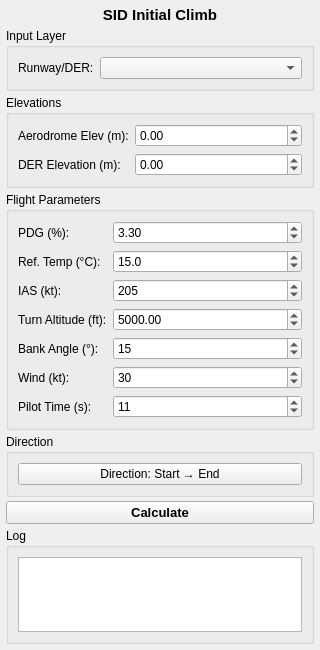
FLYGHT7/qpansopy, file Q_Pansopy/ui/departures/qpansopy_sid_initial_dockwidget.ui: the form before one commit.
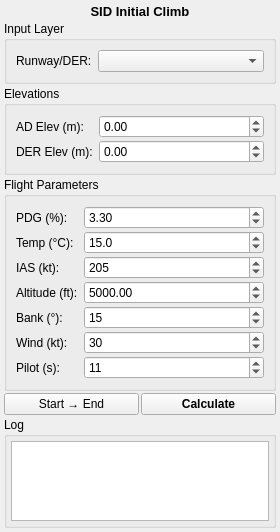
The form after the commit. Custom widgets are drawn as their Qt base class.

Commit message:
fix(sid-initial): Improve UI layout and clipboard format
- Reduced UI spacing for more compact layout
- Made log area smaller (60-80px height)
- Combined Direction and Calculate buttons on same row
- Shortened labels (AD Elev, Temp, Bank, Pilot, Altitude)
- Improved clipboard text format for Excel/Word paste
- Button now shows just "Start → End" without prefix

The edit to the form file:
```diff
--- a/Q_Pansopy/ui/departures/qpansopy_sid_initial_dockwidget.ui
+++ b/Q_Pansopy/ui/departures/qpansopy_sid_initial_dockwidget.ui
@@ -6,14 +6,20 @@
    <rect>
     <x>0</x>
     <y>0</y>
-    <width>320</width>
-    <height>650</height>
-   </rect>
-  </property>
-  <property name="minimumSize">
-   <size>
     <width>280</width>
-    <height>550</height>
+    <height>480</height>
+   </rect>
+  </property>
+  <property name="minimumSize">
+   <size>
+    <width>250</width>
+    <height>400</height>
+   </size>
+  </property>
+  <property name="maximumSize">
+   <size>
+    <width>350</width>
+    <height>16777215</height>
    </size>
   </property>
   <property name="windowTitle">
@@ -22,16 +28,25 @@
   <widget class="QWidget" name="dockWidgetContents">
    <layout class="QVBoxLayout" name="verticalLayout">
     <property name="spacing">
+     <number>2</number>
+    </property>
+    <property name="leftMargin">
      <number>4</number>
     </property>
-    <property name="margin">
-     <number>6</number>
+    <property name="topMargin">
+     <number>4</number>
+    </property>
+    <property name="rightMargin">
+     <number>4</number>
+    </property>
+    <property name="bottomMargin">
+     <number>4</number>
     </property>
     <item>
      <widget class="QLabel" name="titleLabel">
       <property name="font">
        <font>
-        <pointsize>11</pointsize>
+        <pointsize>10</pointsize>
         <weight>75</weight>
         <bold>true</bold>
        </font>
@@ -50,6 +65,9 @@
        <string>Input Layer</string>
       </property>
       <layout class="QFormLayout" name="layerFormLayout">
+       <property name="verticalSpacing">
+        <number>2</number>
+       </property>
        <item row="0" column="0">
         <widget class="QLabel" name="runwayLayerLabel">
          <property name="text">
@@ -69,10 +87,13 @@
        <string>Elevations</string>
       </property>
       <layout class="QFormLayout" name="elevationFormLayout">
+       <property name="verticalSpacing">
+        <number>2</number>
+       </property>
        <item row="0" column="0">
         <widget class="QLabel" name="adElevLabel">
          <property name="text">
-          <string>Aerodrome Elev (m):</string>
+          <string>AD Elev (m):</string>
          </property>
         </widget>
        </item>
@@ -95,7 +116,7 @@
        <item row="1" column="0">
         <widget class="QLabel" name="derElevLabel">
          <property name="text">
-          <string>DER Elevation (m):</string>
+          <string>DER Elev (m):</string>
          </property>
         </widget>
        </item>
@@ -124,6 +145,9 @@
        <string>Flight Parameters</string>
       </property>
       <layout class="QFormLayout" name="parametersFormLayout">
+       <property name="verticalSpacing">
+        <number>2</number>
+       </property>
        <item row="0" column="0">
         <widget class="QLabel" name="pdgLabel">
          <property name="text">
@@ -153,7 +177,7 @@
        <item row="1" column="0">
         <widget class="QLabel" name="tempLabel">
          <property name="text">
-          <string>Ref. Temp (°C):</string>
+          <string>Temp (°C):</string>
          </property>
         </widget>
        </item>
@@ -196,7 +220,7 @@
        <item row="3" column="0">
         <widget class="QLabel" name="altitudeLabel">
          <property name="text">
-          <string>Turn Altitude (ft):</string>
+          <string>Altitude (ft):</string>
          </property>
         </widget>
        </item>
@@ -222,7 +246,7 @@
        <item row="4" column="0">
         <widget class="QLabel" name="bankAngleLabel">
          <property name="text">
-          <string>Bank Angle (°):</string>
+          <string>Bank (°):</string>
          </property>
         </widget>
        </item>
@@ -262,7 +286,7 @@
        <item row="6" column="0">
         <widget class="QLabel" name="pilotTimeLabel">
          <property name="text">
-          <string>Pilot Time (s):</string>
+          <string>Pilot (s):</string>
          </property>
         </widget>
        </item>
@@ -283,29 +307,18 @@
      </widget>
     </item>
     <item>
-     <widget class="QGroupBox" name="directionGroupBox">
-      <property name="title">
-       <string>Direction</string>
-      </property>
-      <layout class="QVBoxLayout" name="directionLayout">
+     <layout class="QHBoxLayout" name="directionCalculateLayout">
        <item>
         <widget class="QPushButton" name="directionButton">
          <property name="text">
-          <string>Direction: Start → End</string>
-         </property>
-         <property name="checkable">
-          <bool>false</bool>
-         </property>
-        </widget>
-       </item>
-      </layout>
+         <string>Start → End</string>
+        </property>
      </widget>
     </item>
     <item>
      <widget class="QPushButton" name="calculateButton">
       <property name="font">
        <font>
-        <pointsize>10</pointsize>
         <weight>75</weight>
         <bold>true</bold>
        </font>
@@ -315,16 +328,54 @@
       </property>
      </widget>
     </item>
+     </layout>
+    </item>
     <item>
      <widget class="QGroupBox" name="logGroupBox">
+      <property name="sizePolicy">
+       <sizepolicy hsizetype="Preferred" vsizetype="Minimum">
+        <horstretch>0</horstretch>
+        <verstretch>0</verstretch>
+       </sizepolicy>
+      </property>
       <property name="title">
        <string>Log</string>
       </property>
       <layout class="QVBoxLayout" name="logLayout">
+       <property name="spacing">
+        <number>2</number>
+       </property>
+       <property name="leftMargin">
+        <number>4</number>
+       </property>
+       <property name="topMargin">
+        <number>4</number>
+       </property>
+       <property name="rightMargin">
+        <number>4</number>
+       </property>
+       <property name="bottomMargin">
+        <number>4</number>
+       </property>
        <item>
         <widget class="QTextEdit" name="logTextEdit">
-         <property name="maximumHeight">
-          <number>100</number>
+         <property name="sizePolicy">
+          <sizepolicy hsizetype="Expanding" vsizetype="Minimum">
+           <horstretch>0</horstretch>
+           <verstretch>0</verstretch>
+          </sizepolicy>
+         </property>
+         <property name="minimumSize">
+          <size>
+           <width>0</width>
+           <height>60</height>
+          </size>
+         </property>
+         <property name="maximumSize">
+          <size>
+           <width>16777215</width>
+           <height>80</height>
+          </size>
          </property>
          <property name="readOnly">
           <bool>true</bool>
```
Lines whose indentation alone changed are shown as unchanged. The commit also changes 2 other files.
